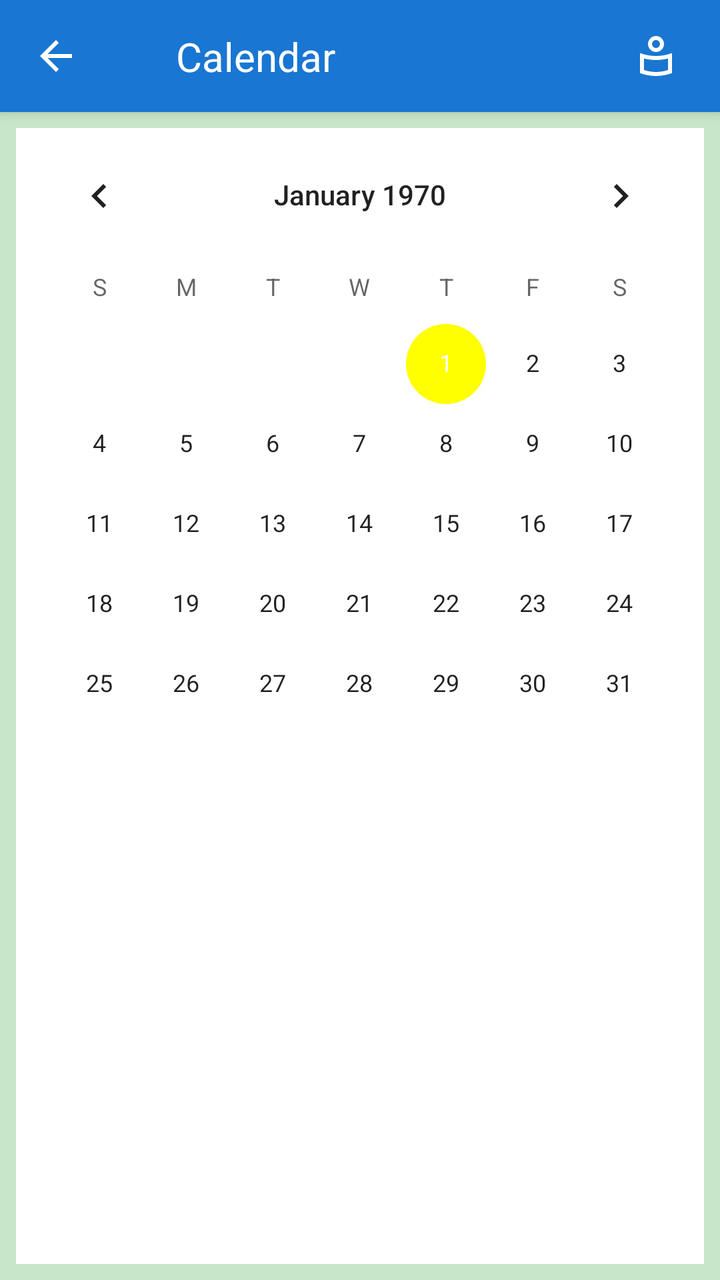
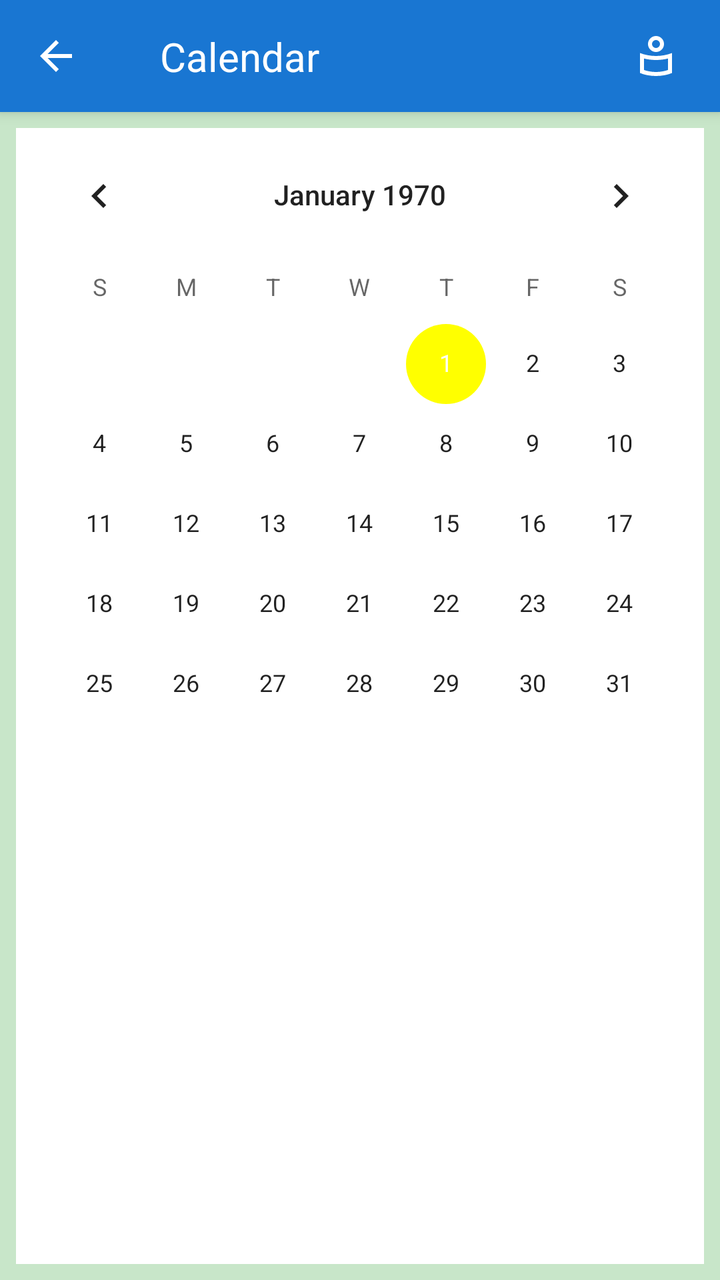

Two renders of the same Android screen: before a commit and after it. Below are the layout's source before the change and the commit's diff.
<!-- AndroidManifest.xml: activity theme AppThemeActivity -->
<!-- res/layout/activity_calendar.xml -->
<?xml version="1.0" encoding="utf-8"?>
<androidx.constraintlayout.widget.ConstraintLayout
    xmlns:android="http://schemas.android.com/apk/res/android"
    xmlns:app="http://schemas.android.com/apk/res-auto"
    xmlns:tools="http://schemas.android.com/tools"
    android:background="@color/light_green"
    android:layout_width="match_parent"
    android:layout_height="match_parent">

    
    <androidx.appcompat.widget.Toolbar
        android:id="@+id/toolbar"
        android:layout_width="0dp"
        android:layout_height="?attr/actionBarSize"
        android:background="?attr/colorPrimary"
        android:elevation="4dp"
        app:navigationIcon="@drawable/ic_arrow_back"
        app:layout_constraintEnd_toEndOf="parent"
        app:layout_constraintStart_toStartOf="parent"
        app:layout_constraintTop_toTopOf="parent"
        app:titleTextColor="@android:color/white">

        <androidx.constraintlayout.widget.ConstraintLayout
            android:layout_width="match_parent"
            android:layout_height="match_parent">

            <TextView
                android:id="@+id/toolbar_title"
                android:layout_width="0dp"
                android:layout_height="wrap_content"
                android:text="@string/calendar"
                android:textColor="@android:color/white"
                android:textSize="20sp"
                android:ellipsize="end"
                android:maxLines="1"
                app:layout_constraintStart_toStartOf="parent"
                app:layout_constraintEnd_toStartOf="@+id/someButton"
                app:layout_constraintTop_toTopOf="parent"
                app:layout_constraintBottom_toBottomOf="parent"
                android:layout_marginStart="16dp"
                android:layout_marginEnd="8dp"/>

            <androidx.appcompat.widget.AppCompatImageButton
                android:id="@+id/someButton"
                android:layout_width="48dp"
                android:layout_height="48dp"
                android:src="@drawable/ic_about"
                android:contentDescription="@string/calendar"
                android:background="?attr/selectableItemBackgroundBorderless"
                android:padding="12dp"
                app:layout_constraintEnd_toEndOf="parent"
                app:layout_constraintTop_toTopOf="parent"
                app:layout_constraintBottom_toBottomOf="parent"
                android:layout_marginEnd="8dp"/>
        </androidx.constraintlayout.widget.ConstraintLayout>
    </androidx.appcompat.widget.Toolbar>

    
    <CalendarView
        android:id="@+id/calendarView"
        android:layout_width="0dp"
        android:layout_height="0dp"
        android:layout_marginStart="8dp"
        android:layout_marginEnd="8dp"
        android:layout_marginTop="8dp"
        android:layout_marginBottom="8dp"
        android:minHeight="400dp"
        android:background="@android:color/white"
        app:layout_constraintTop_toBottomOf="@id/toolbar"
        app:layout_constraintBottom_toBottomOf="parent"
        app:layout_constraintStart_toStartOf="parent"
        app:layout_constraintEnd_toEndOf="parent"
        app:layout_constraintHeight_min="400dp"/>

</androidx.constraintlayout.widget.ConstraintLayout>
<!-- resources referenced by this layout -->
<resources>
  <color name="light_green">#C8E6C9</color>
  <!-- drawable ic_about (drawable) -->
  <vector xmlns:android="http://schemas.android.com/apk/res/android" android:height="24dp" android:tint="#FFFFFF" android:viewportHeight="960" android:viewportWidth="960" android:width="24dp">
        
      <path android:fillColor="@android:color/white" android:pathData="M480,480Q561,480 649,463.5Q737,447 800,420L800,820Q740,847 654,863.5Q568,880 480,880Q392,880 306,863.5Q220,847 160,820L160,420Q223,447 311,463.5Q399,480 480,480ZM720,760L720,530Q670,544 604.5,552Q539,560 480,560Q421,560 355.5,552Q290,544 240,530L240,760Q290,778 355,789Q420,800 480,800Q540,800 605,789Q670,778 720,760ZM480,80Q546,80 593,127Q640,174 640,240Q640,306 593,353Q546,400 480,400Q414,400 367,353Q320,306 320,240Q320,174 367,127Q414,80 480,80ZM480,320Q513,320 536.5,296.5Q560,273 560,240Q560,207 536.5,183.5Q513,160 480,160Q447,160 423.5,183.5Q400,207 400,240Q400,273 423.5,296.5Q447,320 480,320ZM480,240Q480,240 480,240Q480,240 480,240Q480,240 480,240Q480,240 480,240Q480,240 480,240Q480,240 480,240Q480,240 480,240Q480,240 480,240ZM480,665Q480,665 480,665Q480,665 480,665Q480,665 480,665Q480,665 480,665L480,665Q480,665 480,665Q480,665 480,665Q480,665 480,665Q480,665 480,665Z"/>
      
  </vector>
  <!-- drawable ic_arrow_back (drawable) -->
  <?xml version="1.0" encoding="utf-8"?>
  <vector xmlns:android="http://schemas.android.com/apk/res/android"
      android:width="24dp"
      android:height="24dp"
      android:viewportWidth="24"
      android:viewportHeight="24">
      <path
          android:fillColor="@android:color/white"
          android:pathData="M20,11H7.83l5.59,-5.59L12,4l-8,8 8,8 1.41,-1.41L7.83,13H20v-2z"/>
  </vector>
  <string name="calendar">Calendar</string>
  <style name="AppThemeActivity" parent="Theme.MaterialComponents.Light.NoActionBar">
          
          <item name="colorPrimary">@color/dark_blue</item>
          <item name="colorPrimaryVariant">@color/white</item>
          <item name="colorOnPrimary">@color/white</item>
          <item name="colorSecondary">@color/yellow</item>
          <item name="colorSecondaryVariant">@color/yellow</item>
          <item name="colorOnSecondary">@color/black</item>
          <item name="android:statusBarColor">@color/black</item>
          <item name="android:navigationBarColor">@color/black</item>
          <item name="android:windowActivityTransitions">true</item>
      </style>
  <color name="dark_blue">#1976D2</color>
  <color name="white">#FFFFFFFF</color>
  <color name="yellow">#FFFF00</color>
  <color name="black">#FF000000</color>
</resources>

<!-- the commit's change to res/layout/activity_calendar.xml (unified diff, before → after) -->
@@ -37,7 +37,7 @@
                 app:layout_constraintEnd_toStartOf="@+id/someButton"
                 app:layout_constraintTop_toTopOf="parent"
                 app:layout_constraintBottom_toBottomOf="parent"
-                android:layout_marginStart="16dp"
+                android:layout_marginStart="8dp"
                 android:layout_marginEnd="8dp"/>
 
             <androidx.appcompat.widget.AppCompatImageButton
